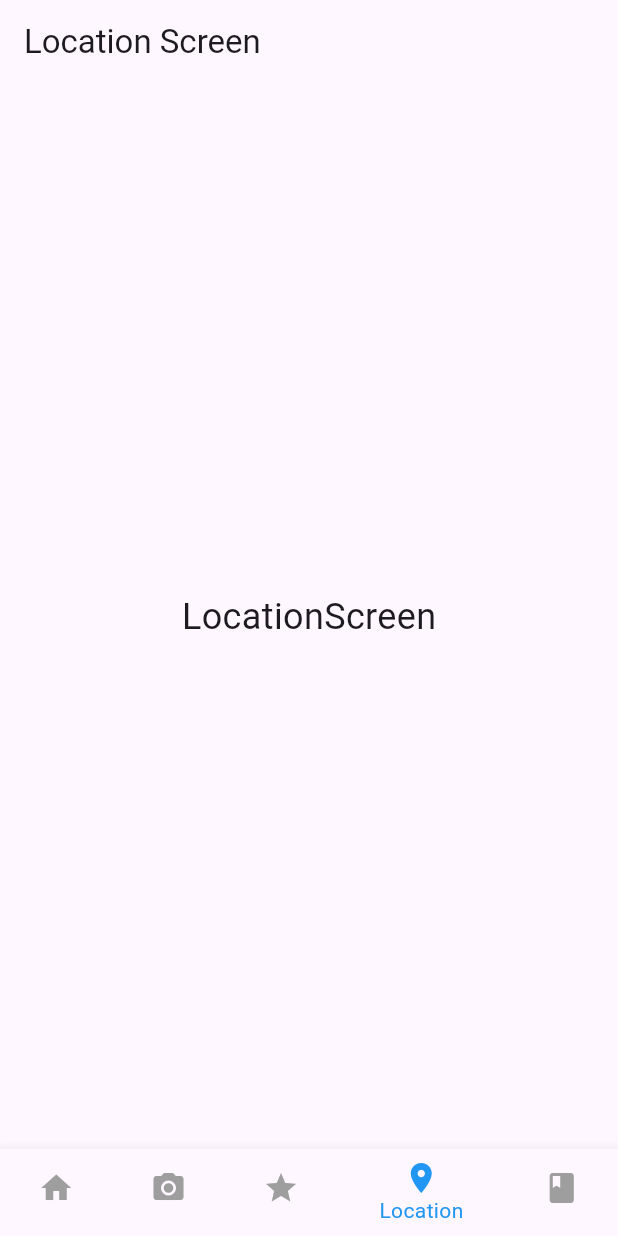
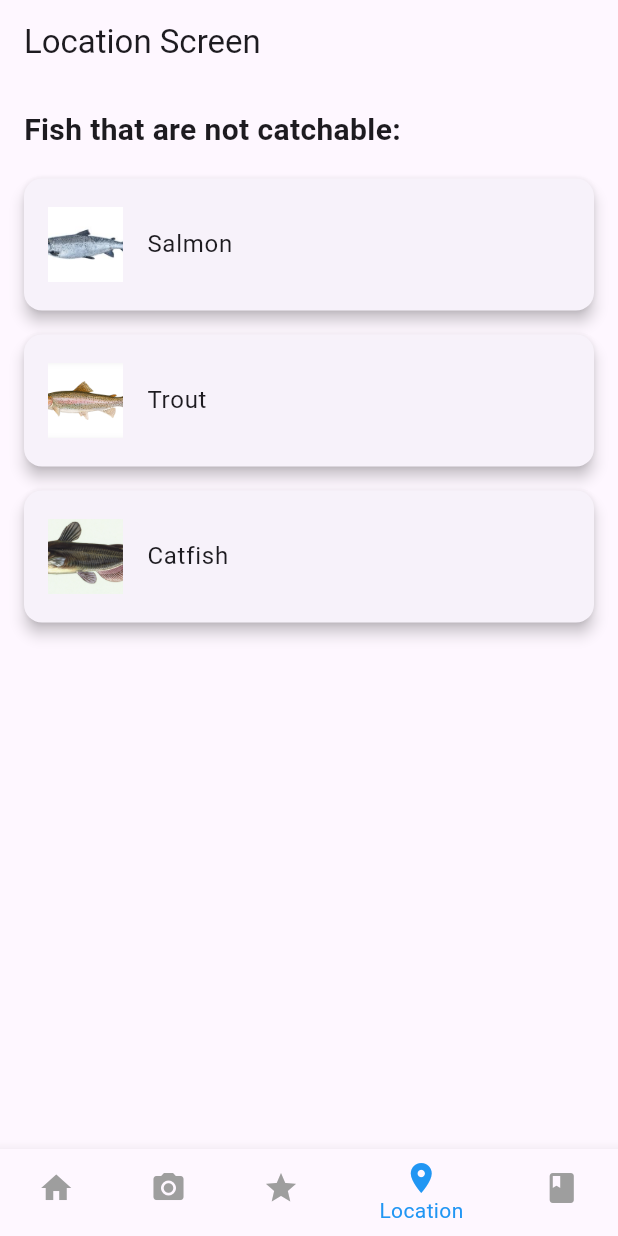
Before and after one commit to WassimKeddache/polyhx2025, a Flutter app: the screen it shows after launch, item 4 of the bottom bar chosen, on a phone screen of 412 x 824 dp. Run offline on Flutter 3.47's test engine with Material 3 defaults, Android fonts, the phone set to English and light mode, and no system bars; our stand-ins replace camera, permission_handler; missing offline and left inert: tflite_flutter.

Commit message:
des hbys

```diff
--- a/fishnet/lib/screens/location_screen.dart
+++ b/fishnet/lib/screens/location_screen.dart
@@ -7,16 +7,55 @@ class LocationScreen extends StatefulWidget {
 }
 
 class _LocationScreenState extends State<LocationScreen> {
+  // Define a list of fish with their catchable status and image URL
+  final List<Map<String, dynamic>> fishList = [
+    {'name': 'Salmon', 'image': 'lib/assets/salmon.jpg'},
+    {'name': 'Trout', 'image': 'lib/assets/trout.jpg'},
+    {'name': 'Catfish',  'image': 'lib/assets/catfish.jpg'},
+  ];
+
   @override
   Widget build(BuildContext context) {
+    // Filter fish that are not catchable
+    final nonCatchableFish = fishList;
+
     return Scaffold(
       appBar: AppBar(
         title: Text('Location Screen'),
       ),
-      body: Center(
-        child: Text(
-          'LocationScreen',
-          style: TextStyle(fontSize: 24),
+      body: Padding(
+        padding: const EdgeInsets.all(16.0),
+        child: Column(
+          crossAxisAlignment: CrossAxisAlignment.start,
+          children: [
+            Text(
+              'Fish that are not catchable:',
+              style: TextStyle(fontSize: 20, fontWeight: FontWeight.bold),
+            ),
+            SizedBox(height: 10),
+            // List the non-catchable fish as Cards
+            Expanded(
+              child: ListView.builder(
+                itemCount: nonCatchableFish.length,
+                itemBuilder: (context, index) {
+                  return Card(
+                    elevation: 4,
+                    margin: EdgeInsets.symmetric(vertical: 8),
+                    child: ListTile(
+                      contentPadding: EdgeInsets.all(16),
+                      leading: Image.asset(
+                        nonCatchableFish[index]['image'],
+                        width: 50,
+                        height: 50,
+                        fit: BoxFit.cover,
+                      ),
+                      title: Text(nonCatchableFish[index]['name']),
+                    ),
+                  );
+                },
+              ),
+            ),
+          ],
         ),
       ),
       bottomNavigationBar: BottomNavBar(
--- a/fishnet/pubspec.yaml
+++ b/fishnet/pubspec.yaml
@@ -33,6 +33,7 @@ dependencies:
   camera: ^0.11.1
   permission_handler: ^11.3.1
   tflite_flutter: ^0.11.0
+  http: ^1.3.0
 
 
   # The following adds the Cupertino Icons font to your application.
@@ -64,6 +65,9 @@ flutter:
   # To add assets to your application, add an assets section, like this:
   assets:
     - lib/assets/model.tflite
+    - lib/assets/catfish.jpg
+    - lib/assets/trout.jpg
+    - lib/assets/salmon.jpg
     #   - images/a_dot_ham.jpeg
 
   # An image asset can refer to one or more resolution-specific "variants", see
```
Also changed, not shown: fishnet/lib/screens/home_screen.dart (+9 -3 lines), fishnet/lib/services/fetch_service.dart (added, +13 -0 lines), fishnet/lib/assets/catfish.jpg (added), fishnet/lib/assets/salmon.jpg (added), fishnet/lib/assets/trout.jpg (added), 3 other files.
